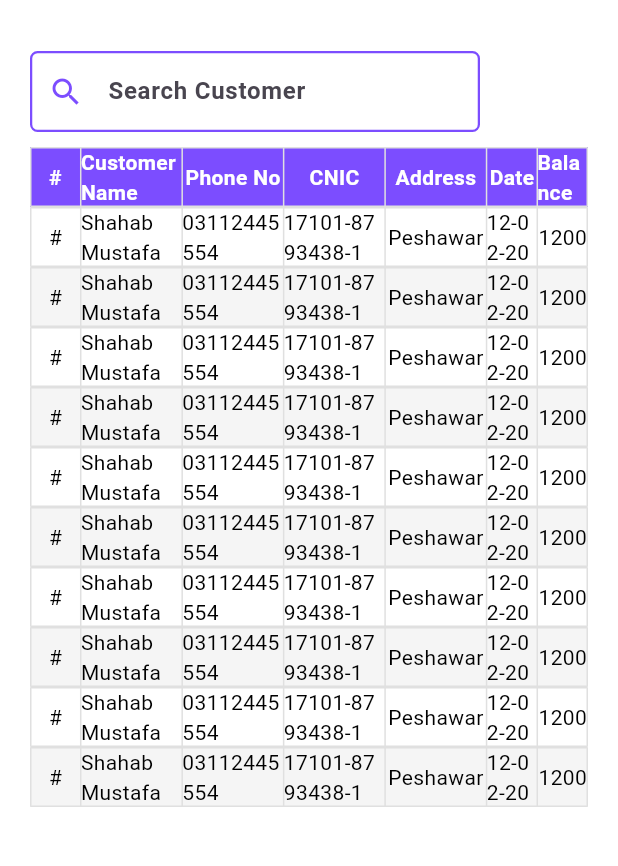
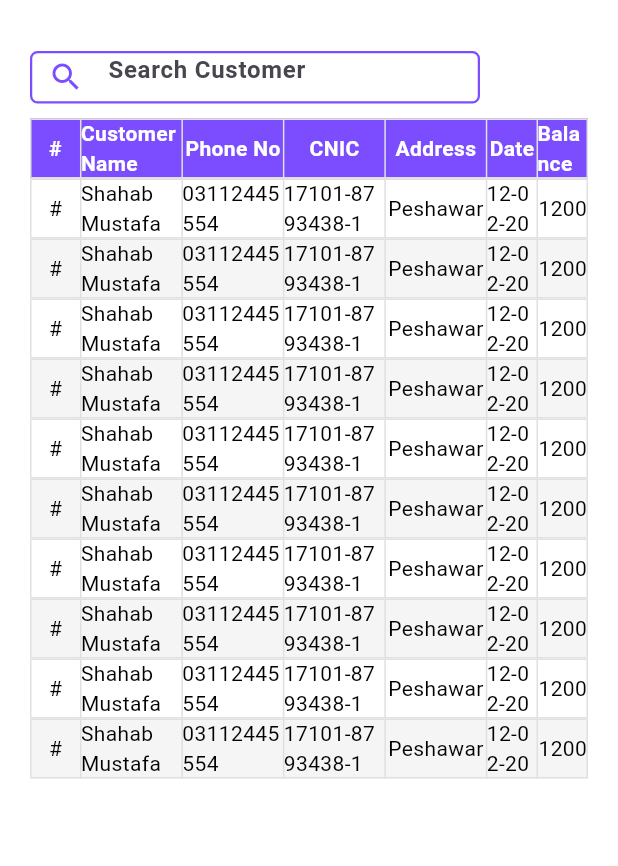
Before and after one commit to Hashimkhann1/pos, a Flutter app: the screen it shows after launch, in the side drawer, after a tap on "Customer", on a phone screen of 412 x 824 dp, the part 63-929 px from its top. Run offline on Flutter 3.47's test engine with Material 3 defaults, Android fonts, the phone set to English and light mode, and no system bars; our stand-ins replace fl_chart.

Commit message:
app text widget i create own customization in this text form field

```diff
--- a/lib/component/app_text_field.dart
+++ b/lib/component/app_text_field.dart
@@ -1,5 +1,6 @@
 import 'package:flutter/foundation.dart';
 import 'package:flutter/material.dart';
+import 'package:pos/res/color/app_color.dart';
 
 class AppTextField extends StatelessWidget {
 
@@ -31,16 +32,18 @@ class AppTextField extends StatelessWidget {
 
   @override
   Widget build(BuildContext context) {
-    return SizedBox(
+    return Container(
       width: 300,
+      height: 35,
       child: TextFormField(
         controller: controller,
         validator: validator,
         keyboardType: keyboardType,
-        cursorHeight: 15,
+        cursorHeight: 12,
+        cursorColor: AppColor.primaryColor,
         style: const TextStyle(
           fontWeight: FontWeight.w700,
-          fontSize: 16,
+          fontSize: 12,
         ),
         decoration: InputDecoration(
           hintText: hintText,
```
